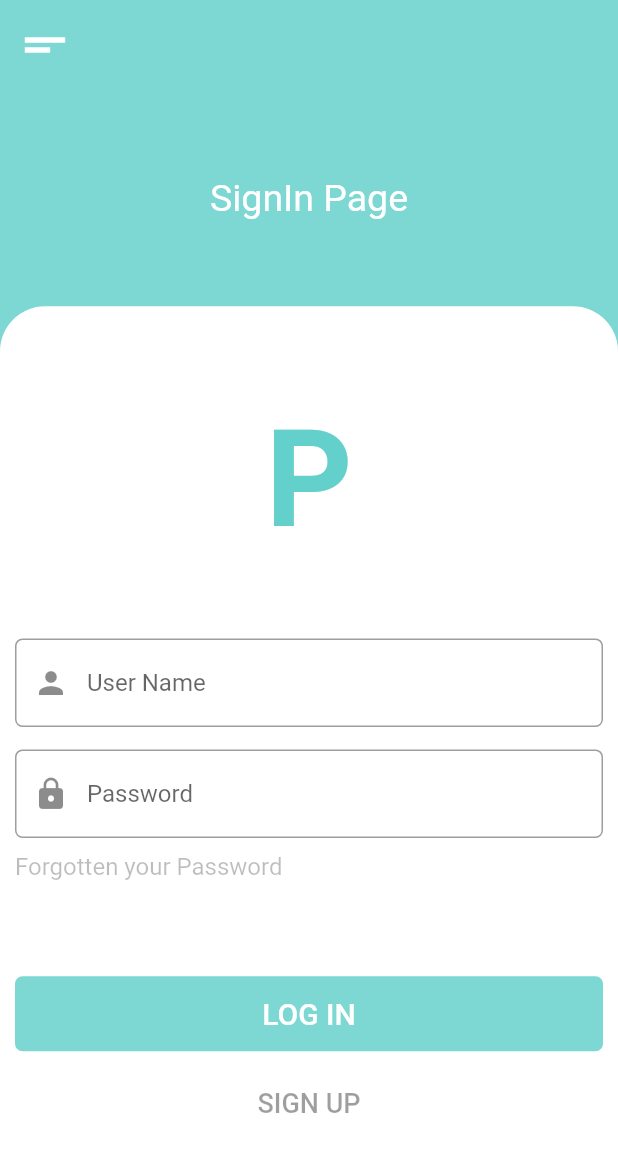
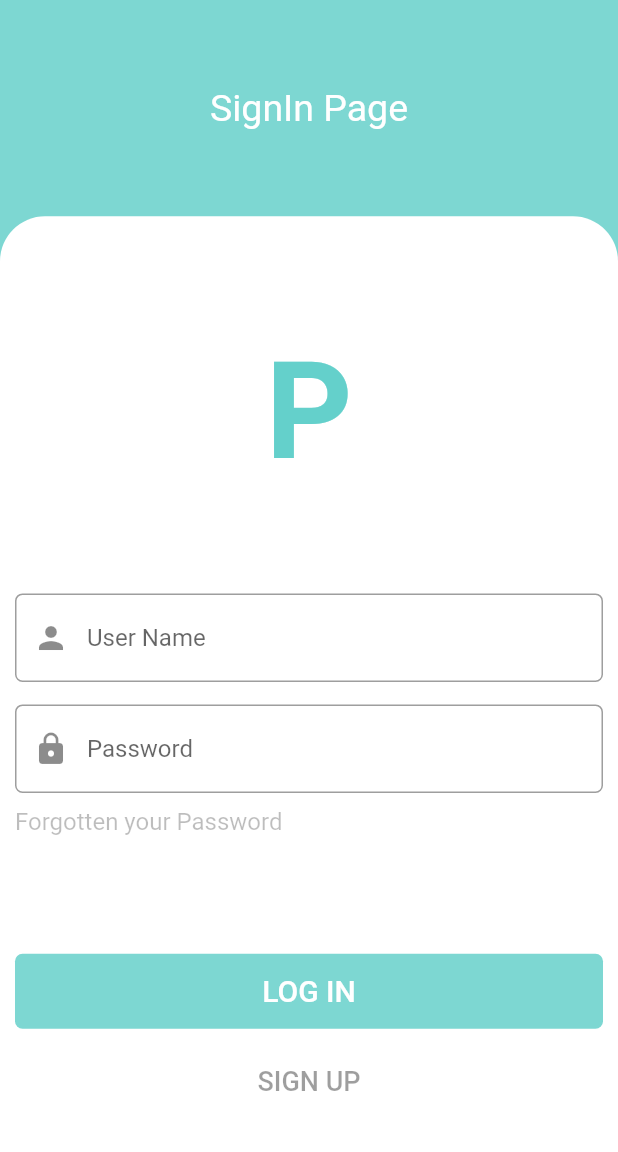
Before and after one commit to SSubPPaRR/bookz_app, a Flutter app: the MyLoginScreen screen opened directly, on a phone screen of 412 x 824 dp. Shown: the top 1152 px of the screen. Run offline on Flutter 3.47's test engine with Material 2 defaults, Android fonts, the phone set to English and light mode, and no system bars; our stand-ins replace cloud_firestore, firebase_auth, firebase_core, flutter_spinkit, transparent_image; missing offline and left inert: advance_pdf_viewer, web_scraper; accounts and stored records are empty; network calls fail.

Commit message:
new anims and shit small chanhes to home page(still not done)

```diff
--- a/lib/Widgets/BookGrid.dart
+++ b/lib/Widgets/BookGrid.dart
@@ -14,7 +14,7 @@ class CatalogGrid extends StatelessWidget{
   Widget build(BuildContext context) {
     if (_list.isNotEmpty) {
       return Card(
-        color: Colors.purple,
+        color: Colors.white,
         child: Padding(
           padding: EdgeInsets.symmetric(vertical: 5),
           child: Column(
@@ -24,7 +24,7 @@ class CatalogGrid extends StatelessWidget{
               Text(
                 "  " + _catGridTitle,
                 style: TextStyle(
-                  color: Colors.white,
+                  color: Colors.black,
                   fontSize: 18,
                   fontWeight: FontWeight.bold,
 
--- a/lib/Widgets/CatalogSearchResult.dart
+++ b/lib/Widgets/CatalogSearchResult.dart
@@ -3,6 +3,7 @@ import 'package:bookzapp/model/BookSet.dart';
 import 'package:bookzapp/model/Utilities.dart';
 import 'package:flutter/cupertino.dart';
 import 'package:flutter/material.dart';
+import 'package:flutter_spinkit/flutter_spinkit.dart';
 
 class CatalogSearchResult extends StatefulWidget {
   final String query;
@@ -46,7 +47,10 @@ class _CatalogSearchResultState extends State<CatalogSearchResult> {
           future: retrieveSearchedBooks(),
           builder: (context, snapshot) {
             if (snapshot.connectionState == ConnectionState.waiting) {
-              return Center(child: CircularProgressIndicator());
+              return Center(child: SpinKitCubeGrid(
+                color: Colors.blue,
+                size: 50.0,
+              ));
             } else if (snapshot.data.error == -1) {
               return RefreshIndicator(
                   child: NotificationListener<OverscrollIndicatorNotification>(
--- a/lib/Widgets/LoginForm.dart
+++ b/lib/Widgets/LoginForm.dart
@@ -93,17 +93,6 @@ class _LoginFormState extends State<LoginForm> {
     return SafeArea(
       child: Column(
         children: <Widget>[
-          Align(
-            alignment: Alignment.topLeft,
-            child: Container(
-              padding: EdgeInsets.all(10),
-              child: Icon(
-                Icons.short_text,
-                color: Colors.white,
-                size: 40,
-              ),
-            ),
-          ),
           Container(
             height: MediaQuery.of(context).size.width * 0.35,
             width: double.infinity,
--- a/lib/main.dart
+++ b/lib/main.dart
@@ -6,7 +6,8 @@ import 'package:flutter/cupertino.dart';
 import 'package:flutter/material.dart';
 import 'package:provider/provider.dart';
 
-import 'screens/MyLoginScreen.dart';
+
+import 'package:bookzapp/screens/MyLoginScreen.dart';
 
 Future<void> main() async {
   WidgetsFlutterBinding.ensureInitialized();
--- a/lib/screens/MyHomePage.dart
+++ b/lib/screens/MyHomePage.dart
@@ -5,6 +5,7 @@ import 'package:bookzapp/model/Utilities.dart';
 import 'package:cloud_firestore/cloud_firestore.dart';
 import 'package:flutter/cupertino.dart';
 import 'package:flutter/material.dart';
+import 'package:flutter_spinkit/flutter_spinkit.dart';
 
 class MyHomePage extends StatefulWidget {
   @override
@@ -76,7 +77,10 @@ class _MyHomePageState extends State<MyHomePage> {
       future: getAllBooks(),
       builder: (context, snapshot) {
         if (snapshot.connectionState == ConnectionState.waiting) {
-          return Center(child: CircularProgressIndicator());
+          return Center(child: SpinKitCubeGrid(
+            color: Colors.blue,
+            size: 50.0,
+          ));
         } else if (snapshot.data['NewRelease'].error == -1) {
           return RefreshIndicator(
               child: NotificationListener<OverscrollIndicatorNotification>(
--- a/lib/screens/MyLoginScreen.dart
+++ b/lib/screens/MyLoginScreen.dart
@@ -8,8 +8,9 @@ class MyLoginScreen extends StatelessWidget {
   Widget build(BuildContext context) {
     //return login form
     return Scaffold(
+      resizeToAvoidBottomInset: false,
       backgroundColor: Color(0xFF7dd7d2),
-      body: LoginForm(),
+      body: LoginForm()
     );
   }
 }
--- a/pubspec.yaml
+++ b/pubspec.yaml
@@ -31,6 +31,7 @@ dependencies:
   cloud_firestore: "^0.14.4"
   advance_pdf_viewer: any
   web_scraper: ^0.0.8
+  flutter_spinkit: ^2.1.0
 
 
   # The following adds the Cupertino Icons font to your application.
```
Also changed, not shown: lib/Widgets/BookBox.dart (+24 -3 lines), lib/Widgets/BookCard.dart (+6 -4 lines), lib/screens/MainScreen.dart (+7 -1 lines), lib/screens/MyShoppingList.dart (+9 -2 lines), pubspec.lock.
